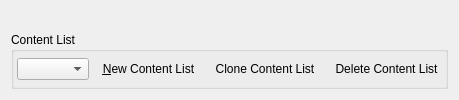
Qt form files/ui/datafilespage.ui (MrZer0x0/TES3MP) before a commit.
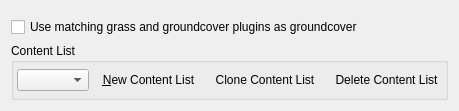
The same form after that commit. Icons and pictures are not drawn. Custom widgets are drawn as their Qt base class.

Diff of the .ui file:
```diff
--- a/files/ui/datafilespage.ui
+++ b/files/ui/datafilespage.ui
@@ -9,6 +9,16 @@
    <item>
     <widget class="QWidget" name="contentSelectorWidget" native="true"/>
    </item>
+   <item>
+    <widget class="QCheckBox" name="groundcoverCheckBox">
+     <property name="toolTip">
+      <string>When enabled, checked plugins with &quot;grass&quot; or &quot;groundcover&quot; in the filename are written as groundcover entries.</string>
+     </property>
+     <property name="text">
+      <string>Use matching grass and groundcover plugins as groundcover</string>
+     </property>
+    </widget>
+   </item>
    <item>
     <widget class="QGroupBox" name="profileGroupBox">
      <property name="focusPolicy">
```
